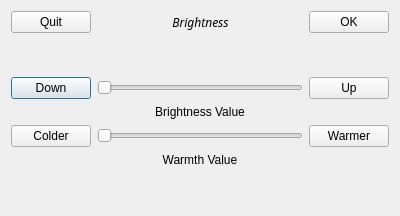
The window that src/widgets/dialogs/brightnessdialog.ui (Quill-OS/quill) describes before a commit, drawn with Qt 5.
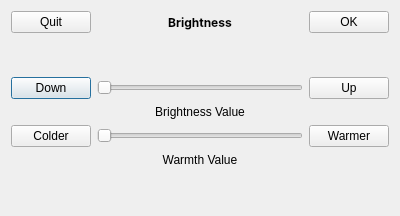
The same window after the commit.

Commit message: UI fonts standardization in some areas

```diff
--- a/src/widgets/dialogs/brightnessdialog.ui
+++ b/src/widgets/dialogs/brightnessdialog.ui
@@ -145,8 +145,9 @@
         <widget class="QLabel" name="brightnessLabel">
          <property name="font">
           <font>
-           <family>Chivo</family>
-           <italic>true</italic>
+           <family>Inter</family>
+           <weight>75</weight>ı
+           <bold>true</bold>
           </font>
          </property>
          <property name="text">
```
The commit also changes 5 other files.
